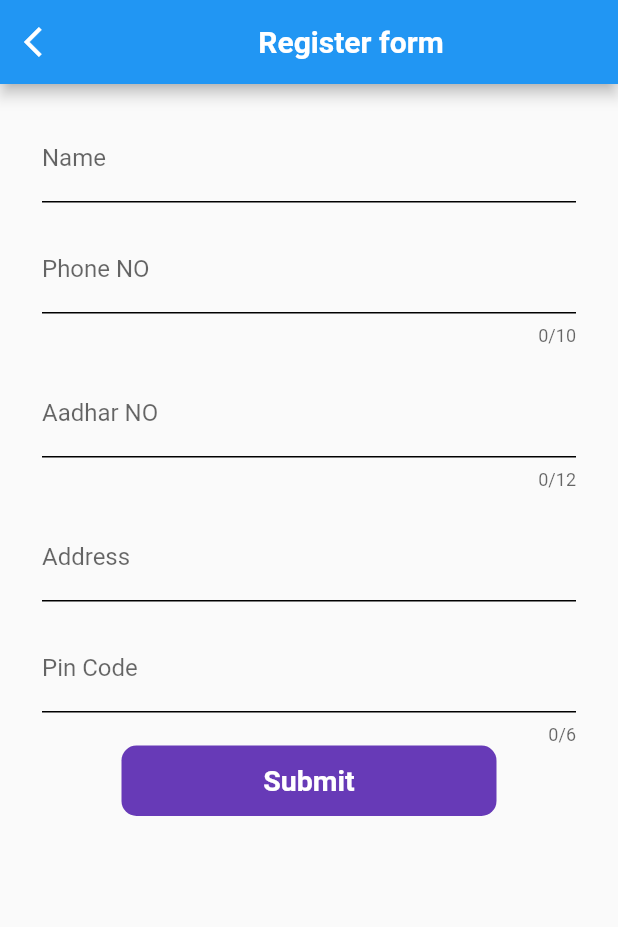
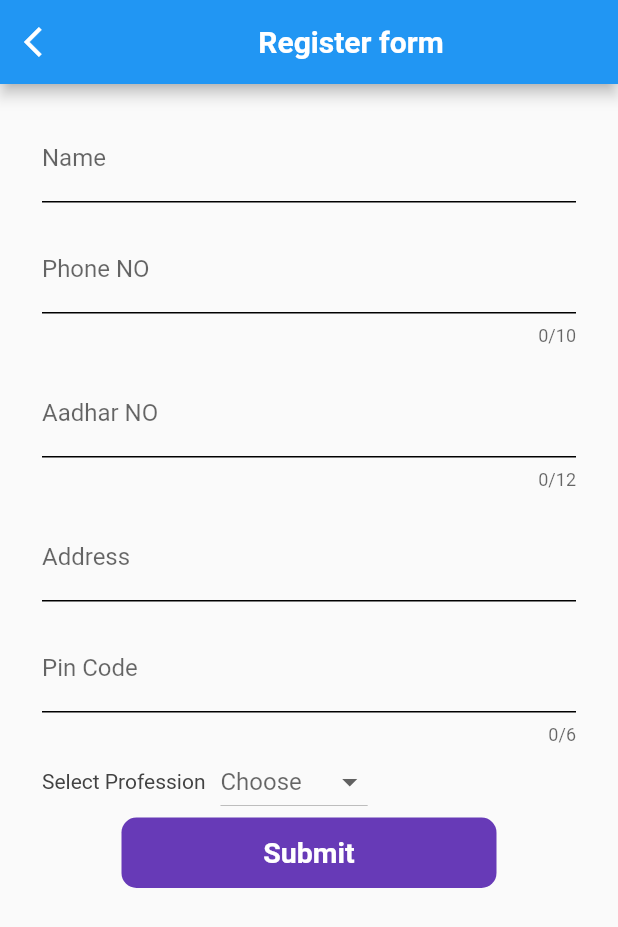
Before and after one commit to Hasnain01-hub/Workers_App, a Flutter app: the screen it shows once a user with an empty profile is signed in, item 3 of the bottom bar chosen, after a tap on "Register for worker", on a phone screen of 412 x 824 dp. Shown: the top 927 px of the screen. Run offline on Flutter 3.47's test engine with Material 2 defaults, Android fonts, the phone set to English and light mode, and no system bars; our stand-ins replace cloud_firestore, curved_navigation_bar, firebase_auth, firebase_core, flutter_svg; accounts and stored records are empty.

Commit message:
Work Drop down added, home retrive work

```diff
--- a/lib/Ask for worker/Registerform.dart
+++ b/lib/Ask for worker/Registerform.dart
@@ -2,7 +2,7 @@ import 'package:cloud_firestore/cloud_firestore.dart';
 import 'package:firebase_auth/firebase_auth.dart';
 import 'package:flutter/material.dart';
 import 'package:flutter/services.dart';
-import 'package:workers_app/home.dart';
+import 'package:workers_app/Home/home.dart';
 class Registerform extends StatefulWidget {
   const Registerform({Key? key}) : super(key: key);
 
@@ -22,6 +22,22 @@ class _RegisterformState extends State<Registerform> {
   TextEditingController Aadhar_No = new TextEditingController();
   TextEditingController Address = new TextEditingController();
   TextEditingController Pin_code = new TextEditingController();
+  static const menuItems = <String>[
+    'Electrician',
+    'Carpenter',
+    'Welding',
+    'Plumber',
+    'Masonry',
+  ];
+  String? btnSelectedVal;
+  final List<DropdownMenuItem<String>> _dropDownMenuItems = menuItems
+      .map(
+        (String value) => DropdownMenuItem<String>(
+      value: value,
+      child: Text(value),
+    ),
+  ).toList();
+
   Widget build(BuildContext context) {
     return Scaffold(
       appBar: AppBar(leading: IconButton(
@@ -205,6 +221,26 @@ class _RegisterformState extends State<Registerform> {
                   maxLength: 6,
                 ),
               ),
+              Padding(
+                padding: const EdgeInsets.only(left: 28,right: 28),
+                child: Row(
+                  mainAxisAlignment: MainAxisAlignment.start,
+                  children: [
+                    Text('Select Profession',style:TextStyle(color: Colors.grey.shade800)),
+                    SizedBox(width: 10.0,),
+                    DropdownButton<String>(
+                      value: btnSelectedVal,
+                      hint: Text('Choose'),
+                      items: this._dropDownMenuItems,
+                      onChanged: (String? newvalue){
+                        setState(() {
+                          btnSelectedVal =newvalue;
+                        });
+                      },
+                    ),
+                  ],
+                ),
+              ),
               Row(
                 mainAxisAlignment: MainAxisAlignment.center,
                 children: [
@@ -224,7 +260,7 @@ class _RegisterformState extends State<Registerform> {
         .set({
     "Name": Name.text,
     "Phone": Phone.text,
-    "Work": Work.text,
+    "Work": btnSelectedVal,
     "Address": Address.text,
     "Aadhar": Aadhar_No.text,
     "PinCode": Pin_code.text,
--- a/lib/Ask for worker/askfWorker.dart
+++ b/lib/Ask for worker/askfWorker.dart
@@ -1,6 +1,6 @@
 import 'package:flutter/material.dart';
 import 'package:workers_app/Ask%20for%20worker/Registerform.dart';
-import 'package:workers_app/home.dart';
+import 'package:workers_app/Home/home.dart';
 class Askfworker extends StatefulWidget {
   const Askfworker({Key? key}) : super(key: key);
 
--- /dev/null
+++ b/lib/Home/home.dart
@@ -0,0 +1,308 @@
+import 'package:cloud_firestore/cloud_firestore.dart';
+import 'package:firebase_auth/firebase_auth.dart';
+import 'package:flutter/material.dart';
+import 'package:curved_navigation_bar/curved_navigation_bar.dart';
+import 'package:provider/provider.dart';
+import 'package:workers_app/Ask%20for%20worker/Registerform.dart';
+import 'package:workers_app/authentication.dart';
+import 'package:workers_app/login.dart';
+
+import '../Profile/Profilemenu.dart';
+import '../Profile/profile_pic.dart';
+
+
+class homePage extends StatefulWidget {
+  const homePage({Key? key}) : super(key: key);
+
+  @override
+  _homePageState createState() => _homePageState();
+}
+
+class _homePageState extends State<homePage> {
+  @override
+  final FirebaseAuth _auth = FirebaseAuth.instance;
+  get user => _auth.currentUser;
+  int page = 0;
+  GlobalKey<CurvedNavigationBarState> _bottomNavigationKey = GlobalKey();
+  Widget build(BuildContext context) {
+    return Scaffold(
+      appBar: AppBar(title: Center(child: Text("Workers App",style: TextStyle(color: Colors.white,fontWeight: FontWeight.bold),)),
+      backgroundColor: Colors.deepPurple,
+        elevation: 0.0,
+
+
+      ),
+      backgroundColor: Colors.white,
+        bottomNavigationBar: CurvedNavigationBar(
+          height: 50.0,
+          color: Colors.blueAccent,
+        buttonBackgroundColor: Colors.grey.shade400,
+        backgroundColor: Colors.white,
+        animationCurve: Curves.easeInOut,
+        animationDuration: Duration(milliseconds: 600),
+        key: _bottomNavigationKey,
+        items: <Widget>[
+             Icon(Icons.search, size: 30, ),
+    Icon(Icons.request_page, size: 30),
+    Icon(Icons.account_circle, size: 30),
+    ],
+    onTap: (index) {
+    setState(() {
+      page = index;
+
+    print(page);
+    });
+    },
+    ),
+
+    body: condit(page),
+
+    );
+  }
+
+
+
+  // Future loadGroups() async {
+  //   return await FirebaseFirestore.instance
+  //       .collection("Worker").get();
+  // }
+   condit(int index) {
+     if (index == 0) {
+       return Column(
+         children: [
+           Padding(
+             padding: const EdgeInsets.only(top:18.0),
+             child: Center(child: Text("Workers List",style:TextStyle(fontSize: 19,fontWeight: FontWeight.bold,color: Colors.black,fontStyle: FontStyle.italic)),),
+           ),
+           StreamBuilder<QuerySnapshot <Map<String,dynamic>>>(
+             stream: FirebaseFirestore.instance.collection('Worker').snapshots(),
+             builder: (context, snapshot) {
+               if (!snapshot.hasData) {
+                 return Center(
+                   child: CircularProgressIndicator(),
+                 );
+               } else if (snapshot.hasData) {
+                 // final docData = snapshot.data;
+
+                 return ListView.builder(
+                   physics: ScrollPhysics(),
+                   padding: EdgeInsets.only(top: 10,left:10,right: 10),
+
+                   itemCount: snapshot.data!.docs.length,
+                   addAutomaticKeepAlives: true,
+                   shrinkWrap: true,
+                   scrollDirection: Axis.vertical,
+                   itemBuilder: (BuildContext context, int index) {
+                     var temp = snapshot.data!.docs[index].data();
+                     return Container(
+                       margin: EdgeInsets.only( top: 10, bottom: 10),
+                       decoration: BoxDecoration(
+                         boxShadow: [
+                           BoxShadow(
+                             color: Colors.grey.withOpacity(0.5),
+                             spreadRadius: 2.5,
+                             blurRadius: 6,
+                             offset: Offset(0, 3), // changes position of shadow
+                           ),
+                         ],
+                       ),
+                       child: Material(
+                           elevation: 1.5,
+
+                           clipBehavior: Clip.antiAlias,
+                           borderRadius: BorderRadius.circular(10),
+                           child: Padding(
+                             padding: const EdgeInsets.all(8.0),
+                             child: Column(
+                                 // mainAxisSize: MainAxisSize.min,
+                                 children: <Widget>[
+                                   Padding(
+                                     padding:EdgeInsets.only(left: 16),
+                                     child: Align(
+                                       alignment: Alignment.topLeft,
+                                       child: RichText(
+                                         text: TextSpan(
+                                             text: "Name: ",
+                                             style: TextStyle(
+                                               color: Theme
+                                                   .of(context)
+                                                   .primaryColorDark,
+                                               fontSize: 15,
+                                               fontWeight: FontWeight.w700,
+                                             ),
+                                             children: <TextSpan>[
+                                               TextSpan(
+                                                   text: temp["Name"]
+                                                       .toUpperCase()),
+                                             ]),
+
+                                       ),
+                                     ),
+                                   ),
+                                   Padding(
+                                     padding:EdgeInsets.only(left: 16,top: 12),
+                                     child: Align(
+                                       alignment: Alignment.topLeft,
+                                       child: RichText(
+                                         text: TextSpan(
+                                             text: "Profession: ",
+                                             style: TextStyle(
+                                               color: Theme
+                                                   .of(context)
+                                                   .primaryColorDark,
+                                               fontSize: 15,
+                                               fontWeight: FontWeight.w700,
+                                             ),
+                                             children: <TextSpan>[
+                                               TextSpan(
+                                                   text: temp["Work"]
+                                                       .toUpperCase()),
+                                             ]),
+
+                                       ),
+                                     ),
+                                   ),
+                                   Padding(
+                                     padding:EdgeInsets.only(left: 16,top: 12),
+                                     child: Align(
+                                       alignment: Alignment.topLeft,
+                                       child: RichText(
+                                         text: TextSpan(
+                                             text: "Pin Code: ",
+                                             style: TextStyle(
+                                               color: Theme
+                                                   .of(context)
+                                                   .primaryColorDark,
+                                               fontSize: 15,
+                                               fontWeight: FontWeight.w700,
+                                             ),
+                                             children: <TextSpan>[
+                                               TextSpan(
+                                                   text: temp["PinCode"]
+                                                       .toUpperCase()),
+                                             ]),
+
+                                       ),
+                                     ),
+                                   ),
+
+
+
+                                 ]
+
+                             ),
+                           )
+                       ),
+                     );
+                   }
+                   );
+               } else {
+                 return Center(
+                   child: CircularProgressIndicator(),
+                 );
+               }
+
+             }),
+         ],
+       );
+
+     }
+
+
+
+
+
+
+     else if(index==1){
+      return Column(
+          mainAxisAlignment: MainAxisAlignment.center,
+          crossAxisAlignment: CrossAxisAlignment.center,
+
+          children: [
+
+            Text(
+                "Request worker"
+            )
+          ]
+      );
+
+    }else if(index==2){
+       return SingleChildScrollView(
+         padding: EdgeInsets.symmetric(vertical: 20),
+         child: Column(
+           children: [
+             ProfilePic(),
+             SizedBox(height: 20),
+             ProfileMenu(
+               text: user.email.toString(),
+               icon: "asset/User Icon.svg",
+               press: () => {},
+             ),
+             ProfileMenu(
+               text: "Register for worker",
+               icon: "asset/Bell.svg",
+               press: () {Navigator.pushReplacement(context,
+                   MaterialPageRoute(builder: (context) => Registerform()));},
+             ),
+
+             // ProfileMenu(
+             //   text: "Help Center",
+             //   icon: "assets/icons/Question mark.svg",
+             //   press: () {},
+             // ),
+             ProfileMenu(
+               text: "Log Out",
+               icon: "asset/Log out.svg",
+               press: () {
+                 setState(() {
+
+                       AuthenticationHelper().signOut().then((result){
+                         Navigator.pushReplacement(context,
+                             MaterialPageRoute(builder: (context) => login()));
+                       });
+
+                 });
+
+               },
+             ),
+           ],
+         ),
+       );
+     }
+  }
+
+ }
+
+// ListView(
+// children: snapshot.data!.docs.map((doc) {
+// return ClipRRect(
+// borderRadius: BorderRadius.circular(10),
+// child: Padding(
+// padding: const EdgeInsets.all(10.0),
+// child: Card(
+// child: ListTile(
+// title: RichText(
+// text: TextSpan(
+// text: "Name: ",
+// style: TextStyle(
+// color: Theme.of(context)
+//     .primaryColorDark,
+// fontSize: 15,
+// fontWeight: FontWeight.w700,
+// ),
+// children: <TextSpan>[
+// TextSpan(
+// text: doc.data()["Name"]
+//     .toUpperCase()),
+// ]),
+// ),
+//
+//
+//
+// // Text(doc.data()!["Name"],style: TextStyle(color:Colors.black),),
+// ),
+// ),
+// ),
+// );
+// }).toList(),
+// );
--- a/lib/home.dart
+++ /dev/null
@@ -1,161 +0,0 @@
-import 'package:firebase_auth/firebase_auth.dart';
-import 'package:flutter/material.dart';
-import 'package:curved_navigation_bar/curved_navigation_bar.dart';
-import 'package:provider/provider.dart';
-import 'package:workers_app/Ask%20for%20worker/Registerform.dart';
-import 'package:workers_app/authentication.dart';
-import 'package:workers_app/login.dart';
-
-import 'Profile/Profilemenu.dart';
-import 'Profile/profile_pic.dart';
-
-
-class homePage extends StatefulWidget {
-  const homePage({Key? key}) : super(key: key);
-
-  @override
-  _homePageState createState() => _homePageState();
-}
-
-class _homePageState extends State<homePage> {
-  @override
-  final FirebaseAuth _auth = FirebaseAuth.instance;
-  get user => _auth.currentUser;
-  int page = 0;
-  GlobalKey<CurvedNavigationBarState> _bottomNavigationKey = GlobalKey();
-  Widget build(BuildContext context) {
-    return Scaffold(
-      appBar: AppBar(title: Center(child: Text("Workers App",style: TextStyle(color: Colors.white,fontWeight: FontWeight.bold),)),
-      backgroundColor: Colors.deepPurple,
-        elevation: 0.0,
-
-
-      ),
-      backgroundColor: Colors.white,
-        bottomNavigationBar: CurvedNavigationBar(
-          height: 50.0,
-          color: Colors.blueAccent,
-        buttonBackgroundColor: Colors.grey.shade400,
-        backgroundColor: Colors.white,
-        animationCurve: Curves.easeInOut,
-        animationDuration: Duration(milliseconds: 600),
-        key: _bottomNavigationKey,
-        items: <Widget>[
-             Icon(Icons.search, size: 30, ),
-    Icon(Icons.request_page, size: 30),
-    Icon(Icons.account_circle, size: 30),
-    ],
-    onTap: (index) {
-    setState(() {
-      page = index;
-
-    print(page);
-    });
-    },
-    ),
-
-    body: condit(page),
-
-    );
-  }
-
-
-
-
-   condit(int index){
-     if (index==0){
-      return Column(
-        mainAxisAlignment: MainAxisAlignment.center,
-          crossAxisAlignment: CrossAxisAlignment.center,
-
-            children: [
-
-            Text(
-              "search worker"
-            )
-    ]
-    );
-
-
-    }else if(index==1){
-      return Column(
-          mainAxisAlignment: MainAxisAlignment.center,
-          crossAxisAlignment: CrossAxisAlignment.center,
-
-          children: [
-
-            Text(
-                "Request worker"
-            )
-          ]
-      );
-
-    }else if(index==2){
-       return SingleChildScrollView(
-         padding: EdgeInsets.symmetric(vertical: 20),
-         child: Column(
-           children: [
-             ProfilePic(),
-             SizedBox(height: 20),
-             ProfileMenu(
-               text: user.email.toString(),
-               icon: "asset/User Icon.svg",
-               press: () => {},
-             ),
-             ProfileMenu(
-               text: "Register for worker",
-               icon: "asset/Bell.svg",
-               press: () {Navigator.pushReplacement(context,
-                   MaterialPageRoute(builder: (context) => Registerform()));},
-             ),
-
-             // ProfileMenu(
-             //   text: "Help Center",
-             //   icon: "assets/icons/Question mark.svg",
-             //   press: () {},
-             // ),
-             ProfileMenu(
-               text: "Log Out",
-               icon: "asset/Log out.svg",
-               press: () {
-                 setState(() {
-
-                       AuthenticationHelper().signOut().then((result){
-                         Navigator.pushReplacement(context,
-                             MaterialPageRoute(builder: (context) => login()));
-                       });
-
-                 });
-
-               },
-             ),
-           ],
-         ),
-       );
-     }
-  }
-
-// final List<Widget> tabItems = [
-// Widget Request(){
-//
-//   return Column(
-//     children: [
-//       OutlinedButton(onPressed:(){
-//         setState(() {
-//           AuthenticationHelper().signOut().then((result){
-//             Navigator.pushReplacement(context,
-//                 MaterialPageRoute(builder: (context) => login()));
-//           });
-//         });
-//
-//       }, child: Text("logout"))
-//     ],
-//
-//   );
-//
-//
-//
-//   ];
-//
-
- }
--- a/lib/login.dart
+++ b/lib/login.dart
@@ -1,6 +1,6 @@
 import 'package:flutter/material.dart';
 import 'package:workers_app/Ask%20for%20worker/askfWorker.dart';
-import 'package:workers_app/home.dart';
+import 'package:workers_app/Home/home.dart';
 import 'package:workers_app/signup.dart';
 
 import 'authentication.dart';
--- a/lib/main.dart
+++ b/lib/main.dart
@@ -2,7 +2,7 @@ import 'package:firebase_auth/firebase_auth.dart';
 import 'package:firebase_core/firebase_core.dart';
 import 'package:flutter/material.dart';
 import 'package:provider/provider.dart';
-import 'package:workers_app/home.dart';
+import 'package:workers_app/Home/home.dart';
 
 
 import 'authentication.dart';
--- a/lib/signup.dart
+++ b/lib/signup.dart
@@ -1,6 +1,6 @@
 import 'package:flutter/material.dart';
 import 'package:workers_app/Ask%20for%20worker/askfWorker.dart';
-import 'package:workers_app/home.dart';
+import 'package:workers_app/Home/home.dart';
 import 'package:workers_app/login.dart';
 
 import 'authentication.dart';
```
Also changed, not shown: 8 other files.
